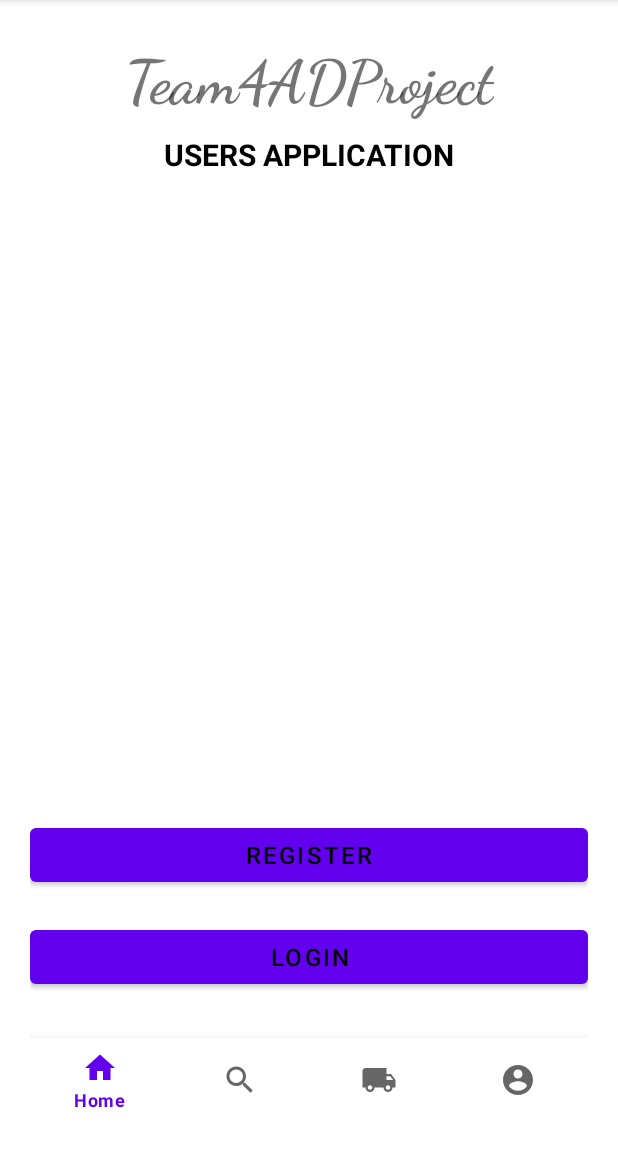
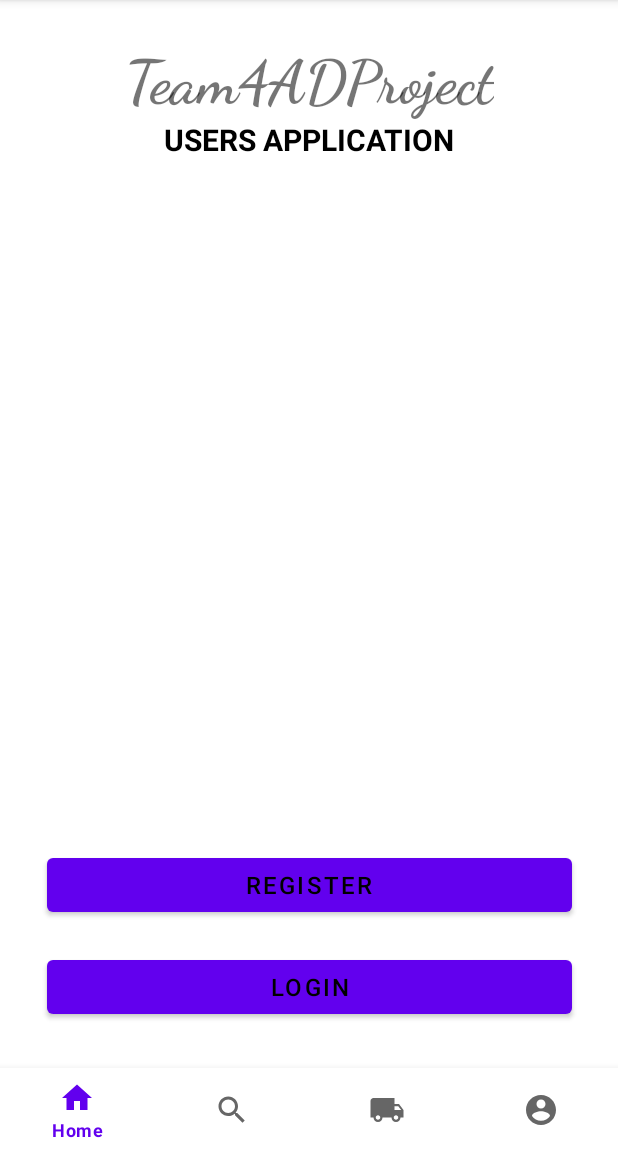
Before and after one commit to 93acy/ADProjTeam4Android, an Android app: the MainActivity screen opened directly, with no data from a screen before it, on a phone screen of 412 x 824 dp, the part 84-1236 px from its top. Run offline under Robolectric (Android 15) with nearby library versions, the phone set to English and light mode, and no system bars; network calls fail.

```diff
--- a/app/src/main/res/layout/activity_main.xml
+++ b/app/src/main/res/layout/activity_main.xml
@@ -4,7 +4,6 @@
     xmlns:tools="http://schemas.android.com/tools"
     android:layout_width="match_parent"
     android:layout_height="match_parent"
-    android:padding="20dp"
     tools:context=".MainActivity">
 
     <TextView
@@ -12,7 +11,7 @@
         android:layout_width="wrap_content"
         android:layout_height="wrap_content"
         android:fontFamily="cursive"
-        android:padding="10dp"
+        android:layout_marginTop="30dp"
         android:text="Team4ADProject"
         android:textSize="40sp"
         android:textStyle="bold"
@@ -34,7 +33,7 @@
 
     <Button
         android:id="@+id/btnToRegister"
-        android:layout_width="match_parent"
+        android:layout_width="350dp"
         android:layout_height="wrap_content"
         android:layout_marginBottom="20dp"
         android:text="REGISTER"
@@ -42,12 +41,11 @@
         android:textColor="@android:color/background_dark"
         app:layout_constraintBottom_toTopOf="@+id/btnToLogin"
         app:layout_constraintEnd_toEndOf="parent"
-        app:layout_constraintHorizontal_bias="0.0"
         app:layout_constraintStart_toStartOf="parent" />
 
     <Button
         android:id="@+id/btnToLogin"
-        android:layout_width="match_parent"
+        android:layout_width="350dp"
         android:layout_height="wrap_content"
         android:text="LOGIN"
         android:textSize="16sp"
@@ -55,7 +53,6 @@
         app:layout_constraintBottom_toTopOf="@id/bottomNavbar"
         android:layout_marginBottom="30dp"
         app:layout_constraintEnd_toEndOf="parent"
-        app:layout_constraintHorizontal_bias="0.0"
         app:layout_constraintStart_toStartOf="parent" />
 
     <FrameLayout
```
